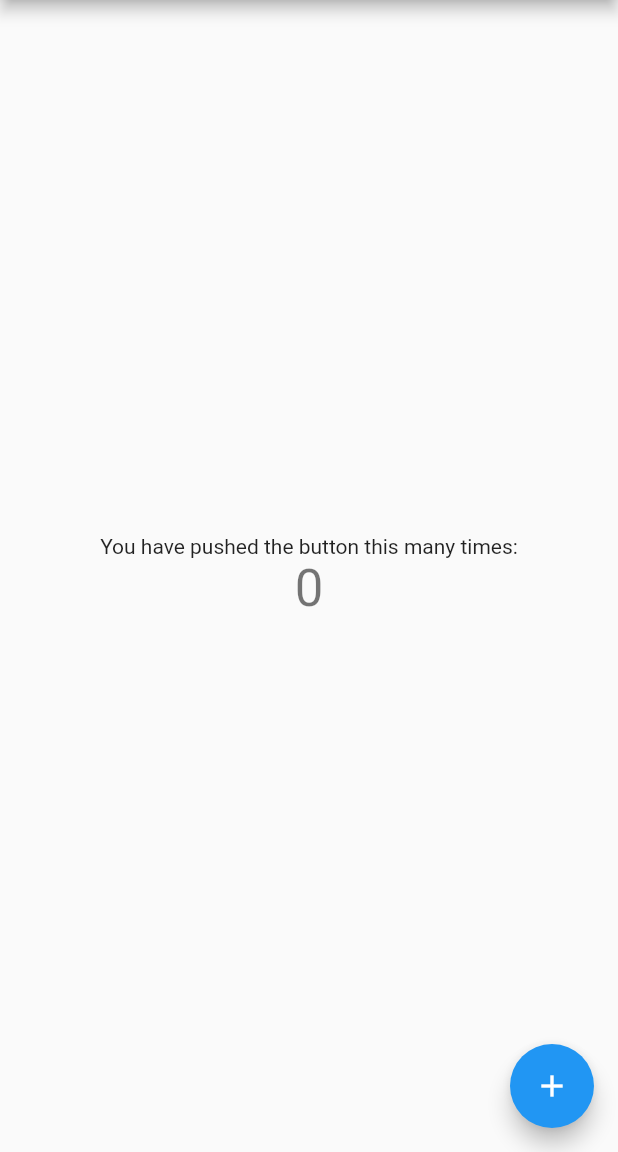
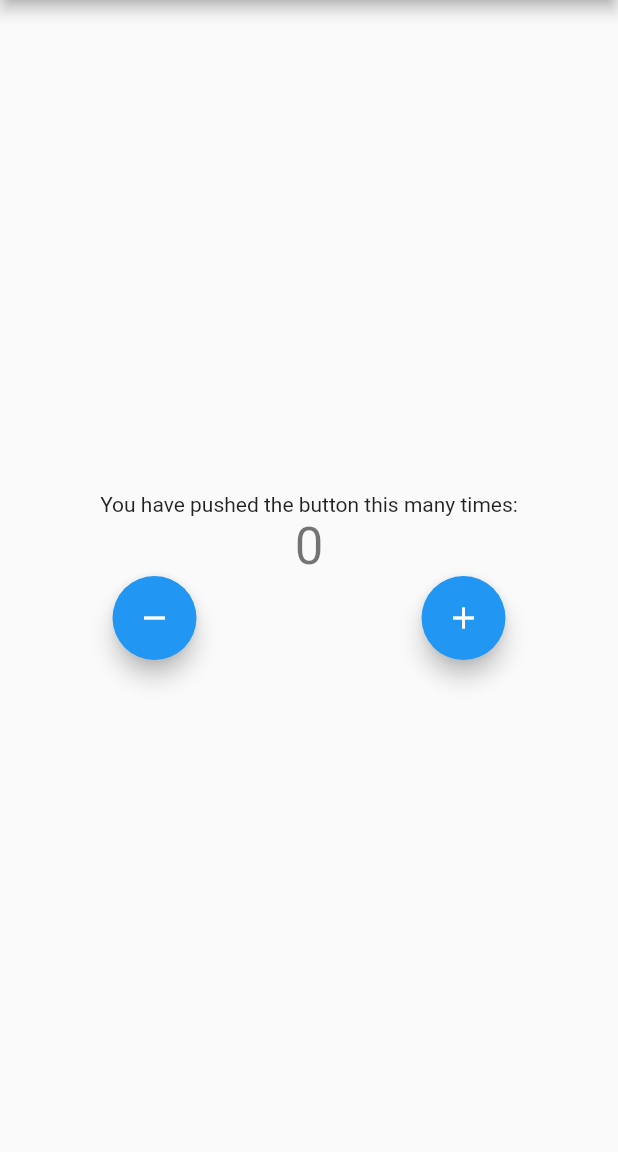
Before and after one commit to KuldeepRawat64/Flutter-Bloc-Concepts, a Flutter app: the screen it shows after launch, on a phone screen of 412 x 824 dp, the part 84-1236 px from its top. Run offline on Flutter 3.47's test engine with Material 2 defaults, Android fonts, the phone set to English and light mode, and no system bars; our stand-ins replace bloc, flutter_bloc.

```diff
--- /dev/null
+++ b/lib/cubit/counter_cubit.dart
@@ -0,0 +1,11 @@
+import 'package:bloc/bloc.dart';
+
+part 'counter_state.dart';
+
+class CounterCubit extends Cubit<CounterState> {
+  CounterCubit() : super(CounterState(counterValue: 0));
+
+  void increment() => emit(CounterState(counterValue: state.counterValue + 1));
+
+  void decrement() => emit(CounterState(counterValue: state.counterValue - 1));
+}
--- /dev/null
+++ b/lib/cubit/counter_state.dart
@@ -0,0 +1,7 @@
+part of 'counter_cubit.dart';
+
+class CounterState {
+  final int counterValue;
+
+  CounterState({required this.counterValue});
+}
--- a/lib/main.dart
+++ b/lib/main.dart
@@ -1,4 +1,6 @@
 import 'package:flutter/material.dart';
+import 'cubit/counter_cubit.dart';
+import 'package:flutter_bloc/flutter_bloc.dart';
 
 void main() {
   runApp(const MyApp());
@@ -10,13 +12,16 @@ class MyApp extends StatelessWidget {
   // This widget is the root of your application.
   @override
   Widget build(BuildContext context) {
-    return MaterialApp(
+    return BlocProvider<CounterCubit>(
+      create: (context) => CounterCubit(),
+      child: MaterialApp(
         title: 'Flutter Demo',
         theme: ThemeData(
           // is not restarted.
           primarySwatch: Colors.blue,
         ),
         home: const MyHomePage(title: 'Flutter Demo Home Page'),
+      ),
     );
   }
 }
@@ -33,12 +38,6 @@ class MyHomePage extends StatefulWidget {
 class _MyHomePageState extends State<MyHomePage> {
   int _counter = 0;
 
-  void _incrementCounter() {
-    setState(() {
-      _counter++;
-    });
-  }
-
   @override
   Widget build(BuildContext context) {
     return Scaffold(
@@ -52,18 +51,40 @@ class _MyHomePageState extends State<MyHomePage> {
             const Text(
               'You have pushed the button this many times:',
             ),
-            Text(
-              '$_counter',
+            Column(
+              children: [
+                BlocBuilder<CounterCubit, CounterState>(
+                  builder: (context, state) {
+                    return Text(
+                      '${state.counterValue}',
                       style: Theme.of(context).textTheme.headline4,
+                    );
+                  },
+                ),
+                Row(
+                  mainAxisAlignment: MainAxisAlignment.spaceAround,
+                  children: [
+                    FloatingActionButton(
+                      onPressed: () {
+                        BlocProvider.of<CounterCubit>(context).decrement();
+                      },
+                      tooltip: 'Decrement',
+                      child: const Icon(Icons.remove),
+                    ),
+                    FloatingActionButton(
+                      onPressed: () {
+                        BlocProvider.of<CounterCubit>(context).increment();
+                      },
+                      tooltip: 'Increment',
+                      child: const Icon(Icons.add),
+                    ),
+                  ],
+                )
+              ],
             ),
           ],
         ),
       ),
-      floatingActionButton: FloatingActionButton(
-        onPressed: _incrementCounter,
-        tooltip: 'Increment',
-        child: const Icon(Icons.add),
-      ),
     );
   }
 }
```
Lines whose indentation alone changed are shown as unchanged.
